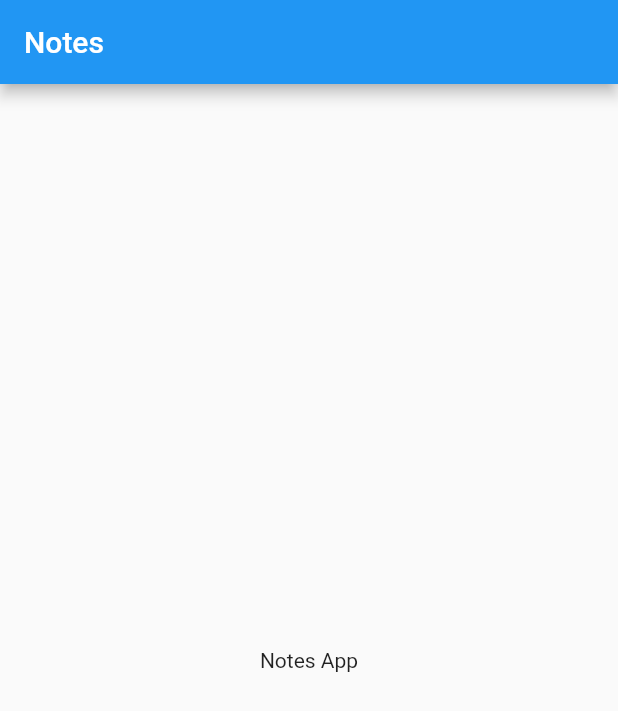
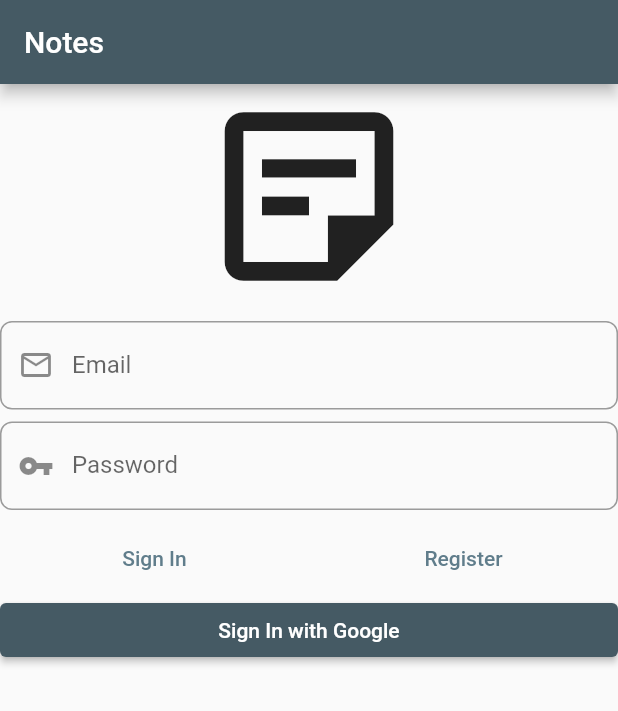
Before and after one commit to xsadra/xDart, a Flutter app: the screen it shows after launch, on a phone screen of 412 x 824 dp. Shown: the top 711 px of the screen. Run offline on Flutter 3.47's test engine with Material 2 defaults, Android fonts, the phone set to English and light mode, and no system bars; our stand-ins replace bloc, dartz, firebase_auth, flutter_bloc, freezed_annotation, get_it and 2 more; accounts and stored records are empty; generated files the repository leaves out were written again.

Commit message:
Sign-In Form UI

```diff
--- a/courses/FlutterFirebaseAndDDDCourse/notes/lib/main.dart
+++ b/courses/FlutterFirebaseAndDDDCourse/notes/lib/main.dart
@@ -2,24 +2,9 @@ import 'package:flutter/material.dart';
 import 'package:injectable/injectable.dart';
 import 'package:notes/injection.dart';
 
+import 'presentation/core/app_widget.dart';
+
 void main() {
   configureDependencies(env: Environment.prod);
-  runApp(NotesApp());
+  runApp(AppWidget());
 }
-
-class NotesApp extends StatelessWidget {
-  @override
-  Widget build(BuildContext context) {
-    return MaterialApp(
-      title: 'Notes',
-      home: Scaffold(
-        appBar: AppBar(
-          title: const Text('Notes'),
-        ),
-        body: const Center(
-          child: Text('Notes App'),
-        ),
-      ),
-    );
-  }
-}
--- /dev/null
+++ b/courses/FlutterFirebaseAndDDDCourse/notes/lib/presentation/core/app_widget.dart
@@ -0,0 +1,21 @@
+import 'package:flutter/material.dart';
+import 'package:notes/presentation/sign_in/sign_in_page.dart';
+
+//? Step 25: move root widget to app_widget file and modify theme
+class AppWidget extends StatelessWidget {
+  @override
+  Widget build(BuildContext context) {
+    return MaterialApp(
+      title: 'Notes',
+      home: SignInPage(),
+      debugShowCheckedModeBanner: false,
+      theme: ThemeData.light().copyWith(
+          primaryColor: Colors.blueGrey.shade700,
+          accentColor: Colors.blueGrey.shade500,
+          inputDecorationTheme: InputDecorationTheme(
+              border: OutlineInputBorder(
+            borderRadius: BorderRadius.circular(8),
+          ))),
+    );
+  }
+}
--- /dev/null
+++ b/courses/FlutterFirebaseAndDDDCourse/notes/lib/presentation/sign_in/sign_in_page.dart
@@ -0,0 +1,21 @@
+import 'package:flutter/material.dart';
+import 'package:flutter_bloc/flutter_bloc.dart';
+import 'package:notes/application/auth/sign_in_form/sign_in_form_bloc.dart';
+import 'package:notes/injection.dart';
+import 'package:notes/presentation/sign_in/widgets/sign_in_form.dart';
+
+//? Step 26: create SignInPage
+class SignInPage extends StatelessWidget {
+  @override
+  Widget build(BuildContext context) {
+    return Scaffold(
+      appBar: AppBar(
+        title: const Text('Notes'),
+      ),
+      body: BlocProvider(
+        create: (BuildContext context) => getIt<SignInFormBloc>(),
+        child: SignInForm(),
+      ),
+    );
+  }
+}
--- /dev/null
+++ b/courses/FlutterFirebaseAndDDDCourse/notes/lib/presentation/sign_in/widgets/sign_in_form.dart
@@ -0,0 +1,136 @@
+import 'package:flutter/material.dart';
+import 'package:flutter_bloc/flutter_bloc.dart';
+import 'package:notes/application/auth/sign_in_form/sign_in_form_bloc.dart';
+
+//? Step 27: create SignInForm
+//? Step 28: use [BlocConsumer] to setup form state
+class SignInForm extends StatelessWidget {
+  @override
+  Widget build(BuildContext context) {
+    return BlocConsumer<SignInFormBloc, SignInFormState>(
+      listener: (context, state) {
+        state.authFailureOrSuccessOption.fold(
+          () => null,
+          (either) => either.fold(
+            (left) {
+              showSnackBar(
+                context,
+                left.map(
+                  cancelledByUser: (_) => 'Cancelled',
+                  serverError: (_) => 'Server Error',
+                  emailAlreadyInUse: (_) => 'Email already in use',
+                  invalidEmailAndPasswordCombination: (_) =>
+                      'invalid Email and Password Combination',
+                ),
+              );
+            },
+            (_) => {
+              // Navigate to home
+            },
+          ),
+        );
+      },
+      builder: (context, state) => Form(
+        autovalidate: state.showErrorMessages,
+        child: ListView(
+          children: [
+            const Icon(
+              Icons.sticky_note_2_outlined,
+              size: 150.0,
+            ),
+            const SizedBox(height: 8),
+            TextFormField(
+                decoration: const InputDecoration(
+                  prefixIcon: Icon(Icons.email_outlined),
+                  labelText: 'Email',
+                ),
+                autocorrect: false,
+                onChanged: (value) => context
+                    .bloc<SignInFormBloc>()
+                    .add(SignInFormEvent.emailChanged(value)),
+                validator: (_) => context
+                    .bloc<SignInFormBloc>()
+                    .state
+                    .emailAddress
+                    .value
+                    .fold(
+                      (left) => left.maybeMap(
+                        invalidEmail: (_) => 'Invalid Email',
+                        orElse: () => null,
+                      ),
+                      (_) => null,
+                    )),
+            const SizedBox(height: 8),
+            TextFormField(
+              decoration: const InputDecoration(
+                prefixIcon: Icon(Icons.vpn_key),
+                labelText: 'Password',
+              ),
+              obscureText: true,
+              autocorrect: false,
+              onChanged: (value) => context
+                  .bloc<SignInFormBloc>()
+                  .add(SignInFormEvent.passwordChanged(value)),
+              validator: (_) =>
+                  context.bloc<SignInFormBloc>().state.password.value.fold(
+                        (left) => left.maybeMap(
+                          shortPassword: (_) => 'Short Password',
+                          orElse: () => null,
+                        ),
+                        (_) => null,
+                      ),
+            ),
+            const SizedBox(height: 8),
+            Row(
+              children: [
+                Expanded(
+                  child: TextButton(
+                    onPressed: () {
+                      context.bloc<SignInFormBloc>().add(const SignInFormEvent
+                          .signInWithEmailAndPasswordPressed());
+                    },
+                    style:
+                        TextButton.styleFrom(primary: Colors.blueGrey.shade500),
+                    child: const Text('Sign In'),
+                  ),
+                ),
+                Expanded(
+                  child: TextButton(
+                    onPressed: () {
+                      context.bloc<SignInFormBloc>().add(
+                            const SignInFormEvent
+                                .registerWithEmailAndPasswordPressed(),
+                          );
+                    },
+                    style:
+                        TextButton.styleFrom(primary: Colors.blueGrey.shade500),
+                    child: const Text('Register'),
+                  ),
+                ),
+              ],
+            ),
+            ElevatedButton(
+              onPressed: () {
+                context
+                    .bloc<SignInFormBloc>()
+                    .add(const SignInFormEvent.signInWithGooglePressed());
+              },
+              style: ElevatedButton.styleFrom(
+                primary: Colors.blueGrey.shade700,
+                onPrimary: Colors.white,
+              ),
+              child: const Text('Sign In with Google'),
+            ),
+          ],
+        ),
+      ),
+    );
+  }
+
+  ScaffoldFeatureController<SnackBar, SnackBarClosedReason> showSnackBar(
+      BuildContext context, String message) {
+    return ScaffoldMessenger.of(context).showSnackBar(
+      SnackBar(content: Text(message)),
+    );
+  }
+}
```
Also changed, not shown: courses/FlutterFirebaseAndDDDCourse/notes/pubspec.yaml (+4 -4 lines).
